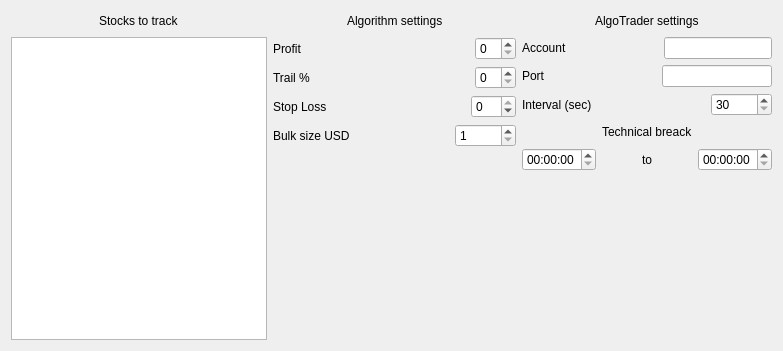
Above: UI/SettingsWindow.ui from colaisr/algotrader before the change. Below: the same form after it.
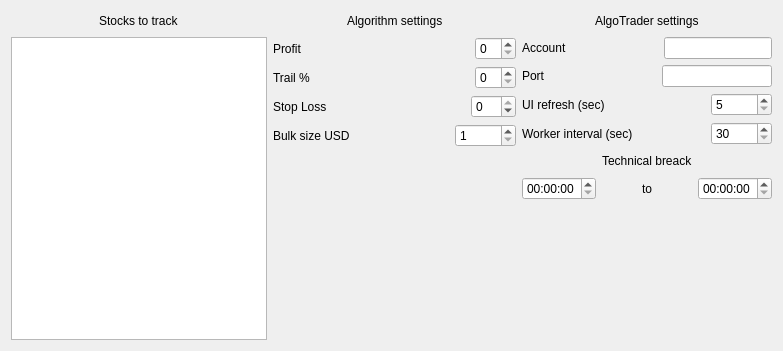
That is the form after the change.

Commit message: 2 intervals added to settings

```diff
--- a/UI/SettingsWindow.ui
+++ b/UI/SettingsWindow.ui
@@ -15,7 +15,7 @@
   </property>
   <layout class="QGridLayout" name="gridLayout">
    <item row="0" column="0">
-    <layout class="QHBoxLayout" name="horizontalLayout_13">
+    <layout class="QHBoxLayout" name="horizontalLayout_14">
      <item>
       <layout class="QVBoxLayout" name="verticalLayout_3">
        <item>
@@ -344,7 +344,7 @@
            <item>
             <widget class="QLabel" name="label_10">
              <property name="text">
-              <string>Interval (sec)</string>
+              <string>UI refresh (sec)</string>
              </property>
             </widget>
            </item>
@@ -362,7 +362,41 @@
             </spacer>
            </item>
            <item>
-            <widget class="QSpinBox" name="spInterval">
+            <widget class="QSpinBox" name="spIntervalUi">
+             <property name="minimum">
+              <number>5</number>
+             </property>
+             <property name="maximum">
+              <number>99999</number>
+             </property>
+            </widget>
+           </item>
+          </layout>
+         </item>
+         <item>
+          <layout class="QHBoxLayout" name="horizontalLayout_13">
+           <item>
+            <widget class="QLabel" name="label_13">
+             <property name="text">
+              <string>Worker interval (sec)</string>
+             </property>
+            </widget>
+           </item>
+           <item>
+            <spacer name="horizontalSpacer_18">
+             <property name="orientation">
+              <enum>Qt::Horizontal</enum>
+             </property>
+             <property name="sizeHint" stdset="0">
+              <size>
+               <width>40</width>
+               <height>20</height>
+              </size>
+             </property>
+            </spacer>
+           </item>
+           <item>
+            <widget class="QSpinBox" name="spIntervalWorker">
              <property name="minimum">
               <number>30</number>
              </property>
```
The commit also changes 2 other files.
